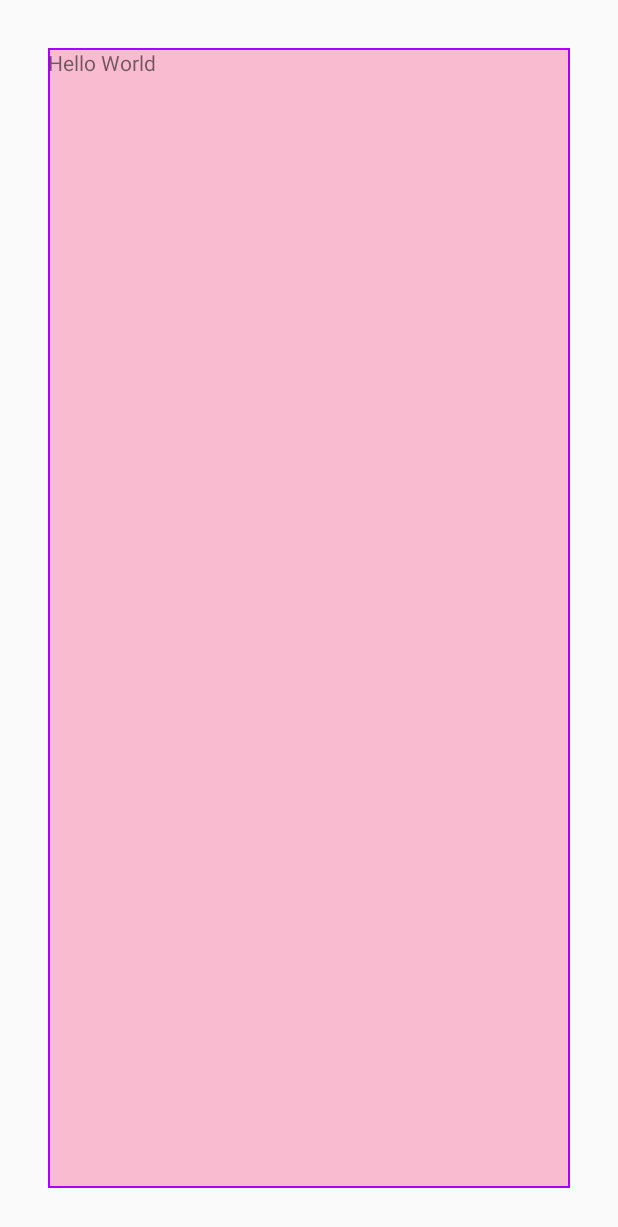
After one commit to mpao/and-baking-app, an Android app: the layout step_row.xml on its own in the app's theme, with its tools: preview values and no code run, on a phone screen of 412 x 824 dp. The commit adds this screen. Shown: the top 1227 px of the screen. Run offline under Robolectric (Android 15) with nearby library versions, the phone set to English and light mode, and no system bars.

Commit message:
try CarouselLayoutManager

```diff
--- a/app/build.gradle
+++ b/app/build.gradle
@@ -38,6 +38,8 @@ dependencies {
     implementation "com.android.support:design:$supportLibs"
     implementation "com.android.support:support-v4:$supportLibs"
     implementation "com.android.support.constraint:constraint-layout:1.0.2"
+    implementation "com.android.support:cardview-v7:$supportLibs"
+    implementation 'com.azoft.carousellayoutmanager:carousel:1.2.1'
     // Picasso
     implementation "com.squareup.picasso:picasso:2.5.2"
     // retrofit & gson
--- /dev/null
+++ b/app/src/main/res/drawable/bordered_background.xml
@@ -0,0 +1,5 @@
+<?xml version="1.0" encoding="utf-8"?>
+<shape xmlns:android="http://schemas.android.com/apk/res/android" android:shape="rectangle" >
+    <stroke android:width="1dp" android:color="@color/colorAccent"/>
+    <solid android:color="@color/colorPrimary" />
+</shape>
--- /dev/null
+++ b/app/src/main/res/layout/step_row.xml
@@ -0,0 +1,18 @@
+<?xml version="1.0" encoding="utf-8"?>
+<layout
+    xmlns:android="http://schemas.android.com/apk/res/android">
+
+    <android.support.constraint.ConstraintLayout
+        android:layout_width="match_parent"
+        android:layout_height="match_parent"
+        android:layout_margin="32dp"
+        android:background="@drawable/bordered_background">
+
+        <TextView
+            android:layout_width="wrap_content"
+            android:layout_height="wrap_content"
+            android:text="Hello World"/>
+
+    </android.support.constraint.ConstraintLayout>
+
+</layout>
```
Also changed, not shown: app/src/main/java/io/github/mpao/baking/ui/DetailFragment.java (+14 -0 lines), app/src/main/java/io/github/mpao/baking/ui/adapters/StepAdapter.java (added, +62 -0 lines), app/src/main/res/layout/fragment_detail.xml (+13 -0 lines).
